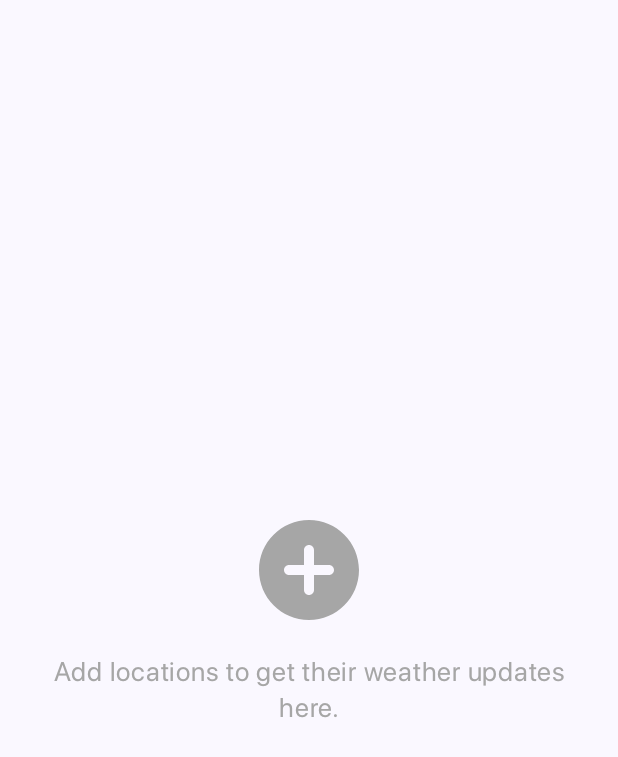
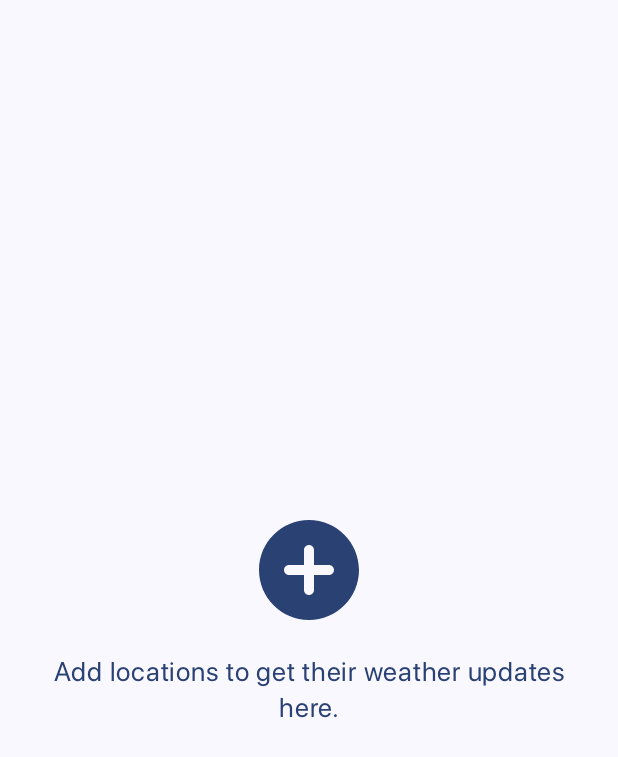
Before and after one commit to moashrafff/vodafone-task, an Android app built with Jetpack Compose: the composable HomeScreenNoDataView shown on its own in the app's theme, on a phone screen of 412 x 824 dp. Shown: the top 757 px of the screen. Run offline under Robolectric (Android 15) with nearby library versions, the phone set to English and light mode, and no system bars; Roboto replaces fonts that are not available here; 1 statement that could not run was skipped.

Commit message:
dark theme

```diff
--- a/features/home/src/main/java/com/example/home/components/HomeScreenNoDataView.kt
+++ b/features/home/src/main/java/com/example/home/components/HomeScreenNoDataView.kt
@@ -1,5 +1,6 @@
 package com.example.home.components
 
+import androidx.compose.foundation.background
 import androidx.compose.foundation.layout.Arrangement
 import androidx.compose.foundation.layout.Column
 import androidx.compose.foundation.layout.Spacer
@@ -10,6 +11,7 @@ import androidx.compose.foundation.layout.size
 import androidx.compose.material.icons.Icons
 import androidx.compose.material.icons.rounded.AddCircle
 import androidx.compose.material3.Icon
+import androidx.compose.material3.MaterialTheme
 import androidx.compose.material3.Text
 import androidx.compose.runtime.Composable
 import androidx.compose.ui.Alignment
@@ -24,7 +26,7 @@ import com.example.core.ui.colorA6A6A6
 fun HomeScreenNoDataView(
 ) {
     Column(
-        modifier = Modifier.fillMaxSize(),
+        modifier = Modifier.fillMaxSize().background(color = MaterialTheme.colorScheme.background),
         verticalArrangement = Arrangement.Center,
         horizontalAlignment = Alignment.CenterHorizontally
     ) {
@@ -32,7 +34,7 @@ fun HomeScreenNoDataView(
             modifier = Modifier.size(80.dp),
             imageVector = Icons.Rounded.AddCircle,
             contentDescription = "",
-            tint = colorA6A6A6
+            tint = MaterialTheme.colorScheme.primary
         )
         Spacer(modifier = Modifier.height(16.dp))
         Text(
@@ -41,7 +43,7 @@ fun HomeScreenNoDataView(
             textAlign = TextAlign.Center,
             fontFamily = SfDisplayProFontFamily,
             fontSize = 18.sp,
-            color = colorA6A6A6
+            color = MaterialTheme.colorScheme.primary
         )
     }
 }
--- a/features/home/src/main/java/com/example/home/screen/HomeScreen.kt
+++ b/features/home/src/main/java/com/example/home/screen/HomeScreen.kt
@@ -11,6 +11,7 @@ import androidx.compose.foundation.layout.Column
 import androidx.compose.foundation.layout.fillMaxSize
 import androidx.compose.foundation.layout.fillMaxWidth
 import androidx.compose.foundation.layout.padding
+import androidx.compose.material3.MaterialTheme
 import androidx.compose.material3.Scaffold
 import androidx.compose.material3.Text
 import androidx.compose.runtime.Composable
@@ -158,7 +159,7 @@ fun HomeScreenPortrait(
     Column(
         modifier = Modifier
             .fillMaxSize()
-            .background(Color.White)
+            .background(MaterialTheme.colorScheme.background)
     ) {
         HomeScreenTopBar(isLoading = state.isLoading, onSearch = onSearch)
         if (state.isLoading && state.weather.isEmpty()) UiLoader(modifier = Modifier.padding(bottom = 18.dp))
--- a/features/search/src/main/java/com/example/search/SearchScreen.kt
+++ b/features/search/src/main/java/com/example/search/SearchScreen.kt
@@ -12,6 +12,7 @@ import androidx.compose.foundation.lazy.LazyColumn
 import androidx.compose.foundation.lazy.grid.GridCells
 import androidx.compose.foundation.lazy.grid.LazyVerticalGrid
 import androidx.compose.material3.ExperimentalMaterial3Api
+import androidx.compose.material3.MaterialTheme
 import androidx.compose.material3.Scaffold
 import androidx.compose.material3.Text
 import androidx.compose.runtime.Composable
@@ -49,7 +50,7 @@ fun SearchScreen(
     }
 
     Scaffold(
-        containerColor = Color.White
+        containerColor = MaterialTheme.colorScheme.background
     ) {
         when (deviceSizeType) {
             DeviceSizeType.PORTRAIT -> {
--- a/features/search/src/main/java/com/example/search/components/SearchScreenSearchBar.kt
+++ b/features/search/src/main/java/com/example/search/components/SearchScreenSearchBar.kt
@@ -6,6 +6,8 @@ import androidx.compose.material.icons.Icons
 import androidx.compose.material.icons.outlined.Search
 import androidx.compose.material3.ExperimentalMaterial3Api
 import androidx.compose.material3.Icon
+import androidx.compose.material3.LocalContentColor
+import androidx.compose.material3.MaterialTheme
 import androidx.compose.material3.SearchBar
 import androidx.compose.material3.SearchBarDefaults
 import androidx.compose.material3.Text
@@ -40,7 +42,7 @@ fun SearchScreenSearchBar(
             )
         },
         colors = SearchBarDefaults.colors(
-            containerColor = colorE8E8E8,
+            containerColor = MaterialTheme.colorScheme.background,
             inputFieldColors = TextFieldDefaults.colors(
                 focusedTextColor = Color.Black,
                 unfocusedTextColor = Color.Black,
```
Also changed, not shown: app/src/main/java/com/example/weather_task/ui/activity/MainActivity.kt (+10 -1 lines), core/src/main/java/com/example/core/ui/Color.kt (+22 -0 lines), core/src/main/java/com/example/core/ui/Theme.kt (+7 -5 lines).
